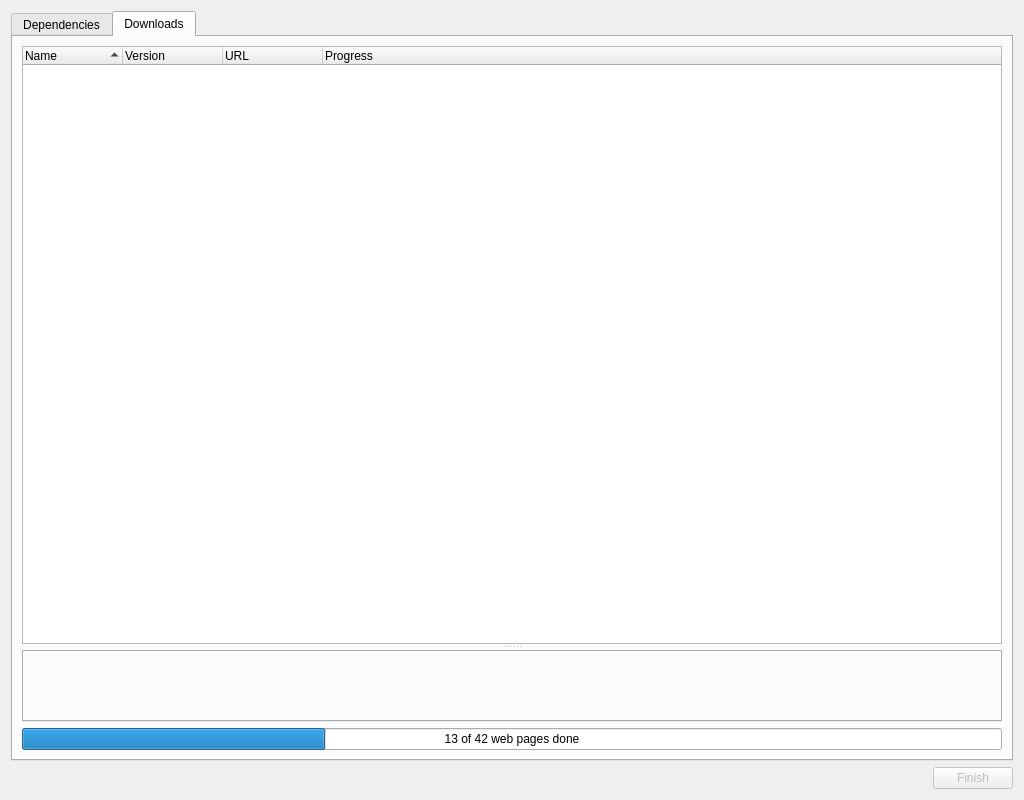
Old version of the form gui/dialogs/quickmod/QuickModInstallDialog.ui in the repository MultiMC/Launcher.
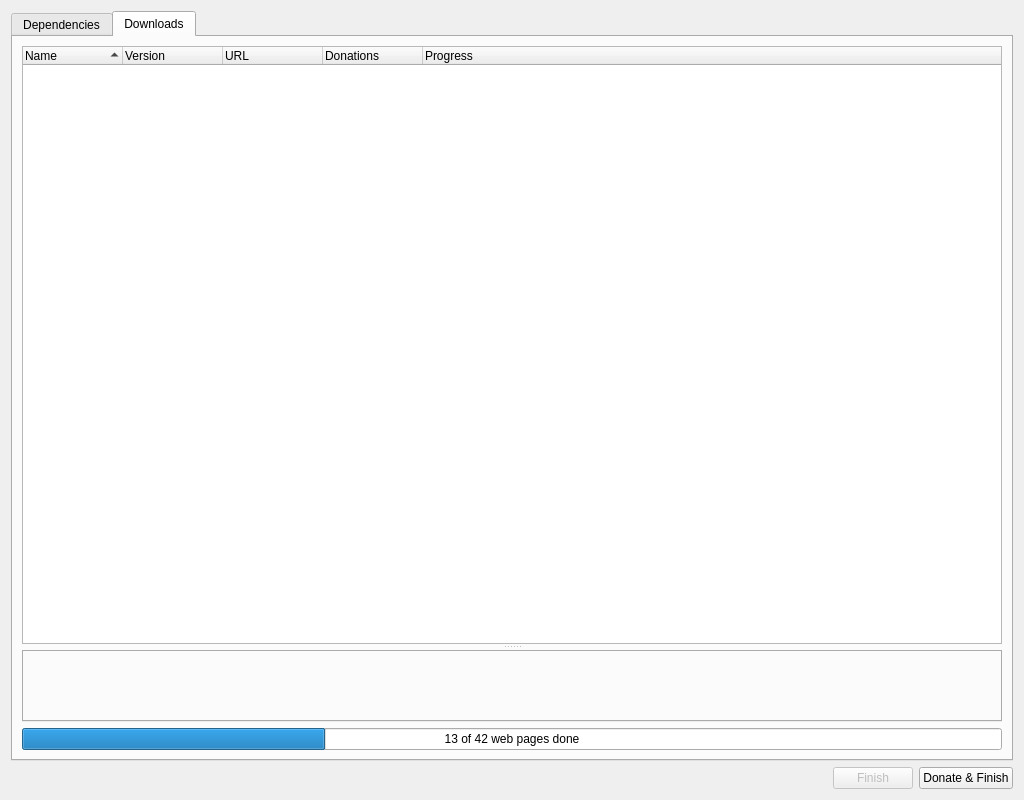
New version of the form.

Commit message: Show modder donation links in the install progress list

```diff
--- a/gui/dialogs/quickmod/QuickModInstallDialog.ui
+++ b/gui/dialogs/quickmod/QuickModInstallDialog.ui
@@ -82,12 +82,18 @@
              <property name="rootIsDecorated">
               <bool>false</bool>
              </property>
+             <property name="columnCount">
+              <number>5</number>
+             </property>
              <attribute name="headerDefaultSectionSize">
               <number>100</number>
              </attribute>
              <attribute name="headerShowSortIndicator" stdset="0">
               <bool>true</bool>
              </attribute>
+             <attribute name="headerStretchLastSection">
+              <bool>true</bool>
+             </attribute>
              <column>
               <property name="text">
                <string>Name</string>
@@ -103,6 +109,11 @@
                <string>URL</string>
               </property>
              </column>
+             <column>
+              <property name="text">
+               <string>Donations</string>
+              </property>
+             </column>
              <column>
               <property name="text">
                <string>Progress</string>
@@ -167,6 +178,13 @@
        </property>
       </widget>
      </item>
+     <item>
+      <widget class="QPushButton" name="donateFinishButton">
+       <property name="text">
+        <string>Donate &amp;&amp; Finish</string>
+       </property>
+      </widget>
+     </item>
     </layout>
    </item>
   </layout>
```
The commit also changes 3 other files.
